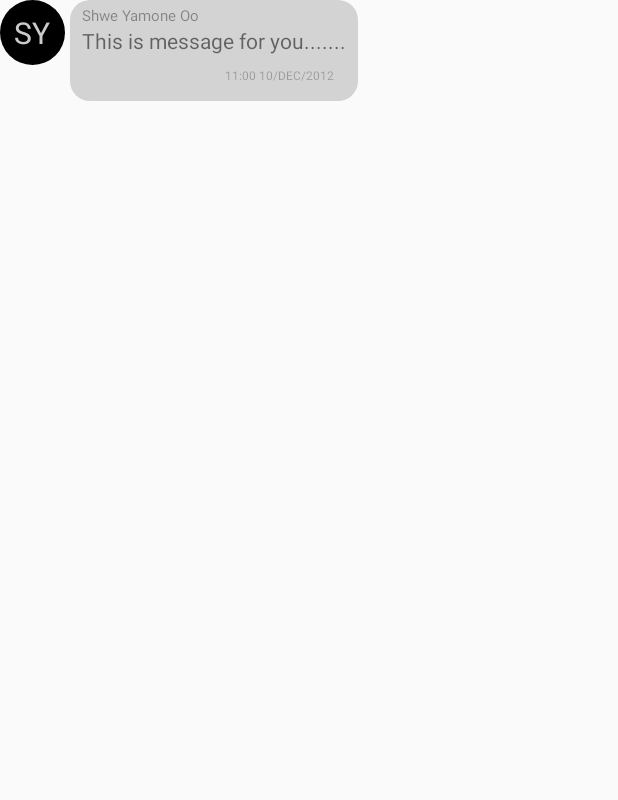
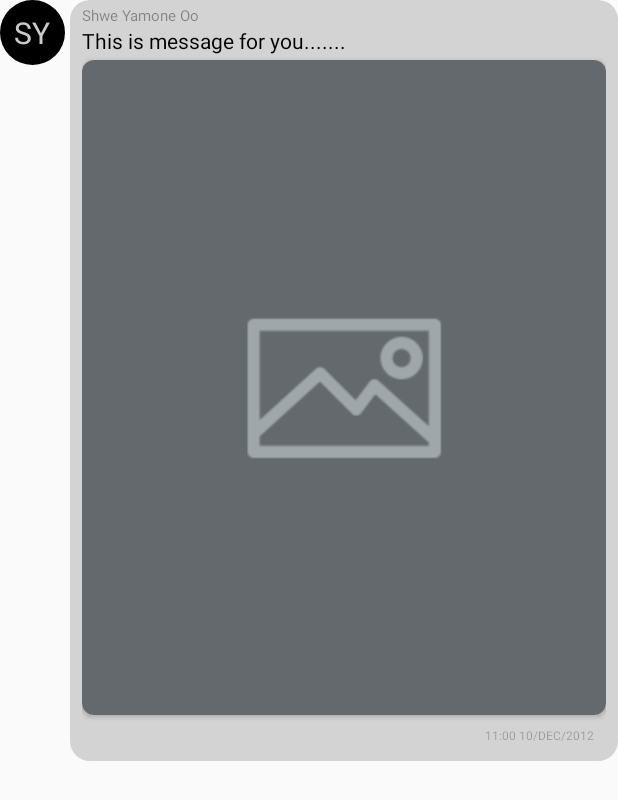
Before and after one commit to ShweYamone/MovieDB, an Android app: the layout item_message.xml on its own in the app's theme, with its tools: preview values and no code run, on a phone screen of 412 x 824 dp. Shown: the top 800 px of the screen. Run offline under Robolectric (Android 15) with nearby library versions, the phone set to English and light mode, and no system bars; network calls fail.

Commit message:
send message with both text and photo

```diff
--- a/app/src/main/res/layout/item_message.xml
+++ b/app/src/main/res/layout/item_message.xml
@@ -38,7 +38,7 @@
         android:paddingRight="@dimen/margin_small"
         android:paddingBottom="@dimen/margin_xsmall"
         android:orientation="vertical"
-        android:layout_width="wrap_content"
+        android:layout_width="match_parent"
         android:layout_height="wrap_content">
 
         <TextView
@@ -51,26 +51,37 @@
 
         <TextView
             android:id="@+id/tv_message"
+            android:textColor="@color/colorBlack"
             android:text="This is message for you......."
             android:textSize="@dimen/txt_size_normal"
             android:layout_width="wrap_content"
             android:layout_height="wrap_content"/>
 
         <androidx.cardview.widget.CardView
-            android:layout_width="150dp"
-            android:layout_height="200dp"
-            android:layout_margin="@dimen/margin_small"
+            android:layout_width="match_parent"
+            android:layout_height="wrap_content"
+            android:layout_marginTop="@dimen/margin_xsmall"
             android:elevation="@dimen/margin_small"
             android:id="@+id/cv_image"
-            android:visibility="gone"
+            android:visibility="visible"
             app:cardCornerRadius="@dimen/margin_small">
 
-        <ImageView
-            android:id="@+id/iv_image"
-            android:layout_width="150dp"
-            android:layout_height="200dp"
-            android:src="@drawable/img_placeholder"
-            android:scaleType="centerCrop"/>
+            <androidx.constraintlayout.widget.ConstraintLayout
+                android:layout_width="match_parent"
+                android:layout_height="wrap_content">
+
+                <ImageView
+                    android:id="@+id/iv_image"
+                    android:layout_width="match_parent"
+                    android:layout_height="0dp"
+                    app:layout_constraintTop_toTopOf="parent"
+                    app:layout_constraintLeft_toLeftOf="parent"
+                    app:layout_constraintRight_toRightOf="parent"
+                    app:layout_constraintDimensionRatio="@string/img_portrait_ratio_chat"
+                    android:src="@drawable/img_placeholder"
+                    android:scaleType="centerCrop"/>
+
+            </androidx.constraintlayout.widget.ConstraintLayout>
         </androidx.cardview.widget.CardView>
 
         <TextView
--- a/app/src/main/res/values/strings.xml
+++ b/app/src/main/res/values/strings.xml
@@ -3,6 +3,7 @@
 
     <string name="img_portrait_ratio">H,3:5</string>
     <string name="img_landscape_ratio">H,2:1</string>
+    <string name="img_portrait_ratio_chat">H,4:5</string>
 
     <string name="youAreNotUpdatedTitle">Update Available</string>
     <string name="youAreNotUpdatedMessage">A new version of JCGV is available. Please update to version</string>
```
Also changed, not shown: app/src/main/java/com/example/moviedb/activities/ChatActivity.java (+41 -44 lines), app/src/main/java/com/example/moviedb/adapters/ChatMsgAdapter.java (+9 -7 lines), app/src/main/java/com/example/moviedb/model/ChatMessage.java (+18 -8 lines), app/src/main/java/com/example/moviedb/model/ChatMessageModelImpl.java (+7 -4 lines), app/src/main/res/layout/activity_chat.xml (+10 -2 lines), app/src/main/res/drawable-hdpi/send.png (added), app/src/main/res/drawable-ldpi/send.png (added), app/src/main/res/drawable-mdpi/send.png (added), app/src/main/res/drawable-xhdpi/send.png (added), app/src/main/res/drawable-xxhdpi/send.png (added), app/src/main/res/drawable-xxxhdpi/send.png (added).
